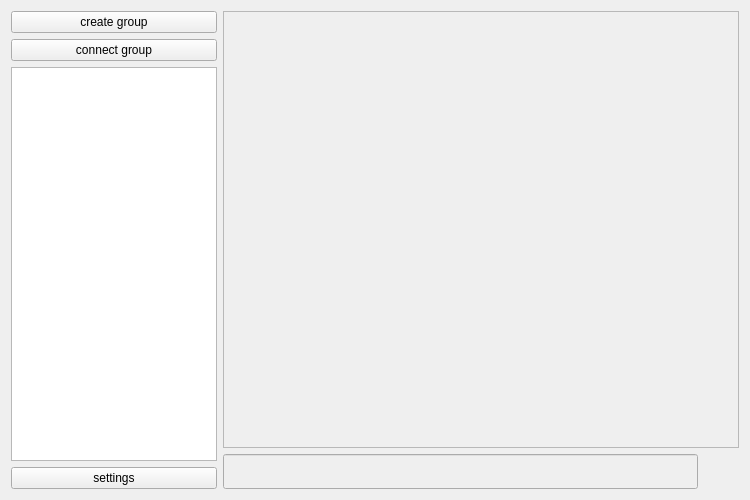
IldarS2000/Messenger, file Client/window.ui: the form before one commit.
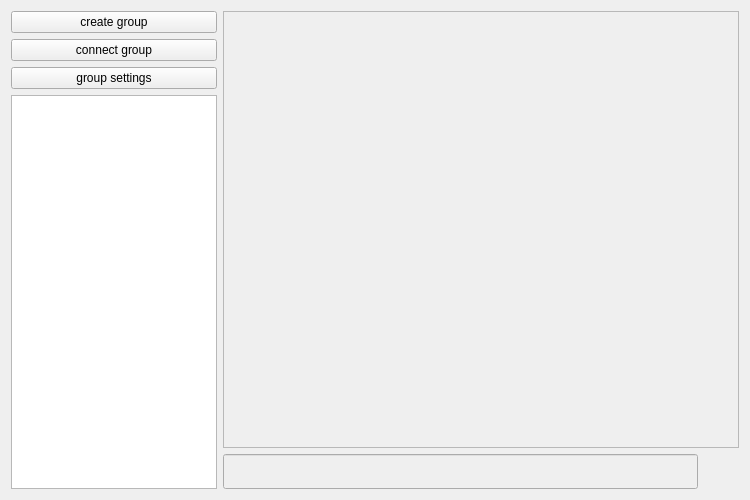
The form after the commit. Icons and pictures are not drawn.

Commit message: upd main window

The edit to the form file:
```diff
--- a/Client/window.ui
+++ b/Client/window.ui
@@ -53,10 +53,7 @@
       </widget>
      </item>
      <item>
-      <widget class="QListWidget" name="users"/>
-     </item>
-     <item>
-      <widget class="QPushButton" name="settings">
+      <widget class="QPushButton" name="groupSettings">
        <property name="cursor">
         <cursorShape>PointingHandCursor</cursorShape>
        </property>
@@ -66,10 +63,13 @@
 }</string>
        </property>
        <property name="text">
-        <string>settings</string>
+        <string>group settings</string>
        </property>
       </widget>
      </item>
+     <item>
+      <widget class="QListWidget" name="users"/>
+     </item>
     </layout>
    </item>
    <item row="0" column="1">
```
Left out of the diff: 9 changed lines with no effect on the pictures.
